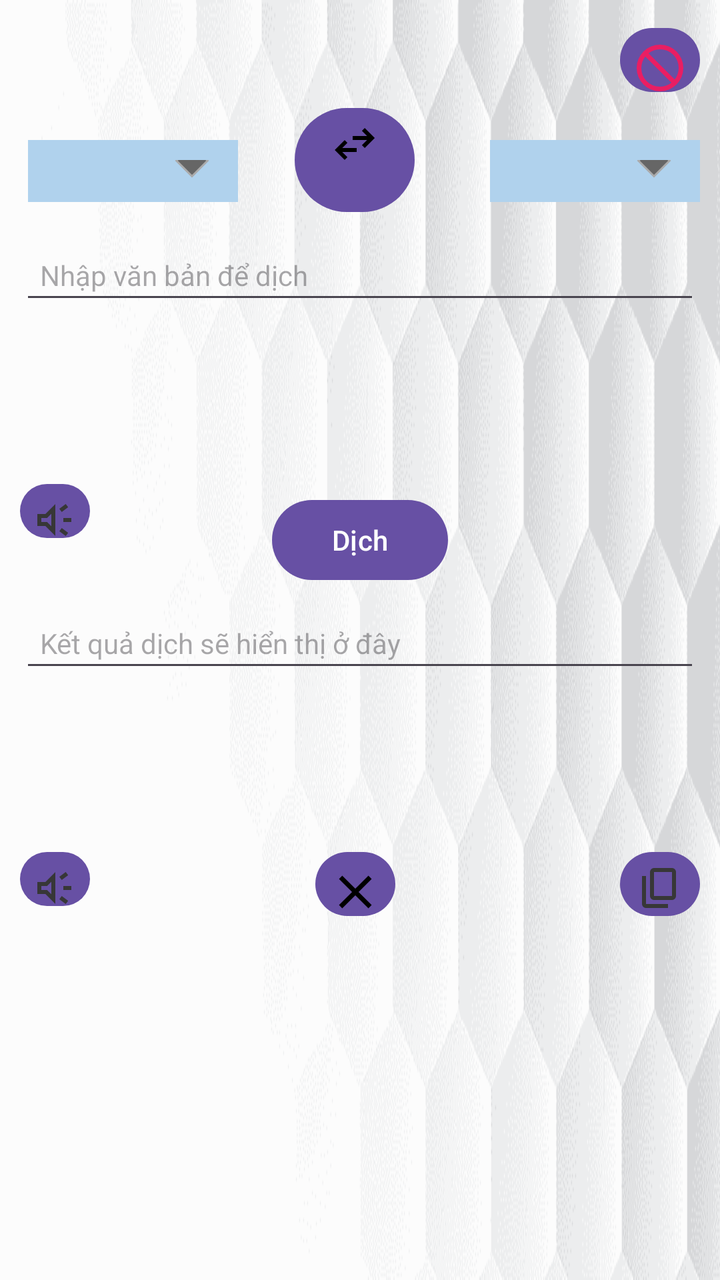
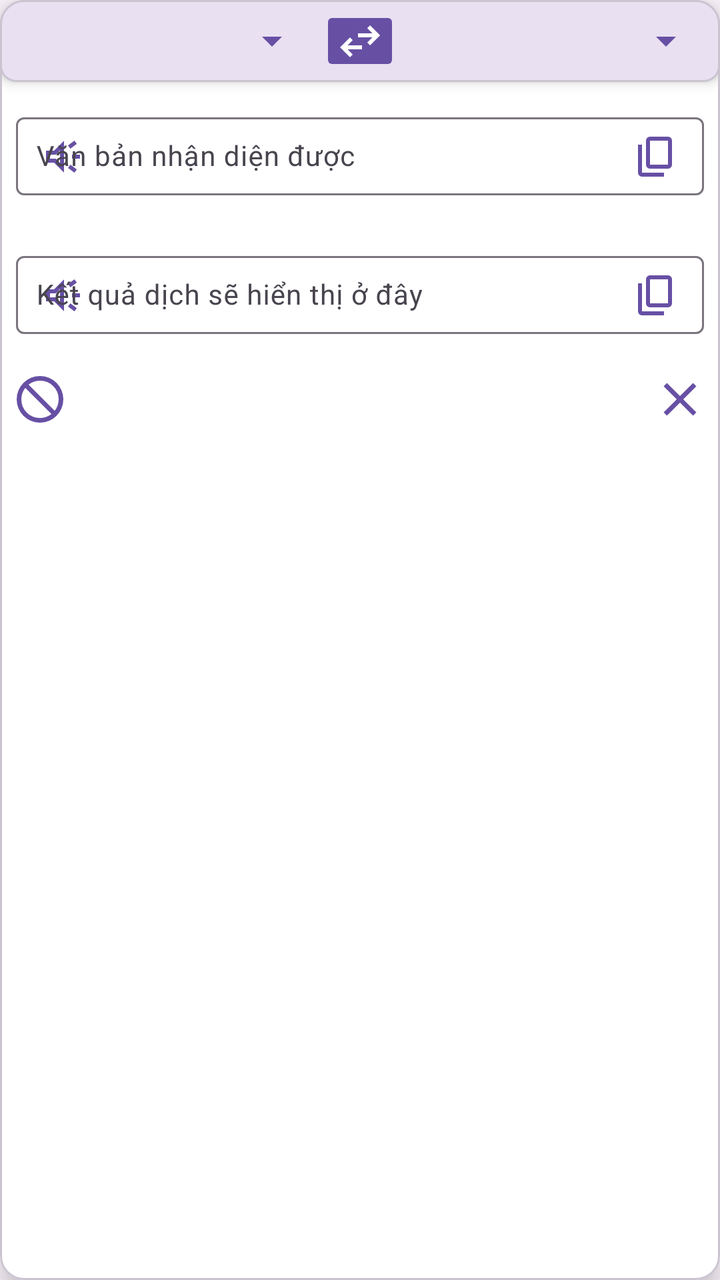

Before-and-after screenshots of an Android layout around one commit, followed by the original layout XML and the change that was made.
<!-- AndroidManifest.xml: application theme Theme.TranslationApp -->
<!-- res/layout/layout_floating_window.xml -->
<?xml version="1.0" encoding="utf-8"?>
<androidx.constraintlayout.widget.ConstraintLayout xmlns:android="http://schemas.android.com/apk/res/android"
    xmlns:app="http://schemas.android.com/apk/res-auto"
    xmlns:tools="http://schemas.android.com/tools"
    android:id="@+id/layout_floating_window"
    android:layout_width="300dp"
    android:layout_height="wrap_content"
    android:background="@drawable/white_background"
    android:orientation="vertical"
    android:padding="10dp">

    

    
    

    

    <ScrollView
        android:id="@+id/scrollView2"
        android:layout_width="match_parent"
        android:layout_height="120dp"
        android:layout_marginTop="8dp"
        app:layout_constraintEnd_toEndOf="parent"
        app:layout_constraintHorizontal_bias="0.0"
        app:layout_constraintStart_toStartOf="parent"
        app:layout_constraintTop_toBottomOf="@+id/button_swap_languages">

        <EditText
            android:id="@+id/editText_input"
            android:layout_width="match_parent"
            android:layout_height="wrap_content"
            android:hint="Nhập văn bản để dịch"
            android:padding="10dp"
            android:textSize="14sp"
            app:layout_constraintEnd_toEndOf="parent"
            app:layout_constraintStart_toStartOf="parent"
            app:layout_constraintTop_toBottomOf="@+id/target_language_spinner" />
    </ScrollView>

    <Spinner
        android:id="@+id/target_language_spinner"
        android:layout_width="105dp"
        android:layout_height="wrap_content"
        android:layout_marginTop="60dp"
        android:layout_weight="1"
        android:background="@drawable/spinner_bg"
        app:layout_constraintEnd_toEndOf="parent"
        app:layout_constraintTop_toTopOf="parent" />

    <Button
        android:id="@+id/button_translate"
        android:layout_width="wrap_content"
        android:layout_height="wrap_content"
        android:layout_marginTop="8dp"
        android:text="Dịch"
        app:layout_constraintEnd_toEndOf="parent"
        app:layout_constraintStart_toStartOf="parent"
        app:layout_constraintTop_toBottomOf="@+id/scrollView2" />

    <Button
        android:id="@+id/button_swap_languages"
        android:layout_width="60dp"
        android:layout_height="60dp"
        android:layout_marginTop="40dp"
        android:layout_weight="1"
        android:drawableTop="@drawable/ic_swap_black"
        app:layout_constraintEnd_toStartOf="@+id/target_language_spinner"
        app:layout_constraintHorizontal_bias="0.428"
        app:layout_constraintStart_toEndOf="@+id/source_language_spinner"
        app:layout_constraintTop_toTopOf="parent" />

    <ScrollView
        android:id="@+id/scrollView"
        android:layout_width="match_parent"
        android:layout_height="120dp"
        android:layout_marginTop="8dp"
        app:layout_constraintEnd_toEndOf="parent"
        app:layout_constraintHorizontal_bias="0.0"
        app:layout_constraintStart_toStartOf="parent"
        app:layout_constraintTop_toBottomOf="@+id/button_translate">

        <EditText
            android:id="@+id/textView_result"
            android:layout_width="match_parent"
            android:layout_height="wrap_content"
            android:hint="Kết quả dịch sẽ hiển thị ở đây"
            android:padding="10dp"
            android:textColor="@color/black"
            android:textSize="14sp" />
    </ScrollView>

    <Spinner
        android:id="@+id/source_language_spinner"
        android:layout_width="105dp"
        android:layout_height="wrap_content"
        android:layout_marginStart="4dp"
        android:layout_marginTop="60dp"
        android:layout_weight="1"
        android:background="@drawable/spinner_bg"
        app:layout_constraintStart_toStartOf="parent"
        app:layout_constraintTop_toTopOf="parent" />

    


    <Button
        android:id="@+id/button_copy_result"
        android:layout_width="40dp"
        android:layout_height="40dp"
        android:drawableTop="@drawable/ic_copy"
        app:layout_constraintEnd_toEndOf="parent"
        app:layout_constraintTop_toBottomOf="@+id/scrollView" />

    <Button
        android:id="@+id/button_speak_result"
        android:layout_width="35dp"
        android:layout_height="35dp"
        android:drawableTop="@drawable/ic_speaker"
        app:layout_constraintStart_toStartOf="parent"
        app:layout_constraintTop_toBottomOf="@+id/scrollView" />

    
    
    
    
    
    
    
    
    
    
    

    
    
    
    
    
    
    

    
    
    
    
    
    
    
    

    
    
    
    
    
    
    
    
    

    <Button
        android:id="@+id/button_speak_src"
        android:layout_width="35dp"
        android:layout_height="35dp"
        android:drawableTop="@drawable/ic_speaker"
        app:layout_constraintStart_toStartOf="parent"
        app:layout_constraintTop_toBottomOf="@+id/scrollView2" />

    <Button
        android:id="@+id/close_button"
        android:layout_width="40dp"
        android:layout_height="40dp"
        android:drawableTop="@drawable/ic_close"
        app:layout_constraintEnd_toStartOf="@+id/button_copy_result"
        app:layout_constraintStart_toEndOf="@+id/button_speak_result"
        app:layout_constraintTop_toBottomOf="@+id/scrollView" />

    <Button
        android:id="@+id/stop_button"
        android:layout_width="40dp"
        android:layout_height="40dp"
        android:drawableTop="@drawable/ic_stop"
        app:layout_constraintBottom_toTopOf="@+id/button_swap_languages"
        app:layout_constraintEnd_toEndOf="parent"
        app:layout_constraintHorizontal_bias="1.0"
        app:layout_constraintStart_toStartOf="parent"
        app:layout_constraintTop_toTopOf="parent"
        app:layout_constraintVertical_bias="0.0" />

</androidx.constraintlayout.widget.ConstraintLayout>
<!-- resources referenced by this layout -->
<resources>
  <color name="black">#FF000000</color>
  <!-- drawable ic_close (drawable) -->
  <vector xmlns:android="http://schemas.android.com/apk/res/android" android:height="28dp" android:viewportHeight="960" android:viewportWidth="960" android:width="28dp">
        
      <path android:fillColor="#000000" android:pathData="m256,760 l-56,-56 224,-224 -224,-224 56,-56 224,224 224,-224 56,56 -224,224 224,224 -56,56 -224,-224 -224,224Z"/>
      
  </vector>
  <!-- drawable ic_copy (drawable) -->
  <vector xmlns:android="http://schemas.android.com/apk/res/android"
      android:width="24dp"
      android:height="24dp"
      android:viewportWidth="960"
      android:viewportHeight="960">
    <path
        android:pathData="M360,720q-33,0 -56.5,-23.5T280,640v-480q0,-33 23.5,-56.5T360,80h360q33,0 56.5,23.5T800,160v480q0,33 -23.5,56.5T720,720L360,720ZM360,640h360v-480L360,160v480ZM200,880q-33,0 -56.5,-23.5T120,800v-560h80v560h440v80L200,880ZM360,640v-480,480Z"
        android:fillColor="#373737"/>
  </vector>
  <!-- drawable ic_speaker (drawable) -->
  <vector xmlns:android="http://schemas.android.com/apk/res/android"
      android:width="24dp"
      android:height="24dp"
      android:viewportWidth="960"
      android:viewportHeight="960">
    <path
        android:pathData="M640,520v-80h160v80L640,520ZM688,800 L560,704 608,640 736,736 688,800ZM608,320 L560,256 688,160 736,224 608,320ZM120,600v-240h160l200,-200v640L280,600L120,600ZM400,354 L314,440L200,440v80h114l86,86v-252ZM300,480Z"
        android:fillColor="#373737"/>
  </vector>
  <!-- drawable ic_swap_black (drawable) -->
  <vector xmlns:android="http://schemas.android.com/apk/res/android"
      android:width="24dp"
      android:height="24dp"
      android:viewportWidth="960"
      android:viewportHeight="960">
    <path
        android:pathData="M280,800 L80,600l200,-200 56,57 -103,103h287v80L233,640l103,103 -56,57ZM680,560 L624,503 727,400L440,400v-80h287L624,217l56,-57 200,200 -200,200Z"
        android:fillColor="#000000"/>
  </vector>
  <!-- drawable spinner_bg (drawable) -->
  <?xml version="1.0" encoding="utf-8"?>
  <layer-list xmlns:android="http://schemas.android.com/apk/res/android">
      <item>
          <color android:color="@color/secondaryColor" />
      </item>
      <item android:gravity="center_vertical|right" android:right="8dp">
          <layer-list>
              <item android:width="12dp" android:height="12dp" android:gravity="center" android:bottom="10dp">
                  <rotate
                      android:fromDegrees="45"
                      android:toDegrees="45">
                      <shape android:shape="rectangle">
                          <solid android:color="#666666" />
                          <stroke android:color="#aaaaaa" android:width="1dp"/>
                      </shape>
                  </rotate>
              </item>
              <item android:width="30dp" android:height="10dp" android:bottom="21dp" android:gravity="center">
                  <shape android:shape="rectangle">
                      <solid android:color="@color/secondaryColor"/>
                  </shape>
              </item>
          </layer-list>
      </item>
  </layer-list>
  <!-- drawable white_background: png bitmap (drawable, 28147 bytes) -->
  <style name="Theme.TranslationApp" parent="Base.Theme.TranslationApp" />
  <color name="secondaryColor">#B0D2ED</color>
  <style name="Base.Theme.TranslationApp" parent="Theme.Material3.DayNight.NoActionBar">
          
          
      </style>
  <!-- unchanged entries left out for length: 1 -->
</resources>

<!-- the commit's change to res/layout/layout_floating_window.xml (unified diff, before → after) -->
@@ -1,191 +1,167 @@
-<?xml version="1.0" encoding="utf-8"?>
-<androidx.constraintlayout.widget.ConstraintLayout xmlns:android="http://schemas.android.com/apk/res/android"
+<com.google.android.material.card.MaterialCardView xmlns:android="http://schemas.android.com/apk/res/android"
     xmlns:app="http://schemas.android.com/apk/res-auto"
-    xmlns:tools="http://schemas.android.com/tools"
-    android:id="@+id/layout_floating_window"
-    android:layout_width="300dp"
+    android:id="@+id/card_floating_window"
+    android:layout_width="wrap_content"
     android:layout_height="wrap_content"
-    android:background="@drawable/white_background"
-    android:orientation="vertical"
-    android:padding="10dp">
+    android:layout_margin="16dp"
+    app:cardCornerRadius="12dp"
+    app:cardElevation="8dp"
+    android:backgroundTint="@color/white"
+    android:padding="16dp">
+
+<androidx.constraintlayout.widget.ConstraintLayout
+android:layout_width="match_parent"
+android:layout_height="wrap_content">
+
+
+    <com.google.android.material.card.MaterialCardView
+        android:id="@+id/language_card"
+        android:layout_width="match_parent"
+        android:layout_height="wrap_content"
+        app:cardCornerRadius="8dp"
+        app:cardElevation="4dp"
+        app:layout_constraintTop_toTopOf="parent"
+        app:layout_constraintStart_toStartOf="parent"
+        app:layout_constraintEnd_toEndOf="parent">
+
+        <LinearLayout
+            android:id="@+id/linearLayout2"
+            android:layout_width="match_parent"
+            android:layout_height="wrap_content"
+            android:orientation="horizontal"
+            android:gravity="center"
+            android:padding="3dp">
+
+            
+
+                <Spinner
+                    android:layout_width="0dp"
+                    android:layout_height="match_parent"
+                    android:layout_weight="1"
+                    android:id="@+id/source_language_spinner"
+                    android:backgroundTint="?attr/colorPrimary" />
+
+
+            
+            <ImageButton
+                android:id="@+id/button_swap_languages"
+                android:layout_width="40dp"
+                android:layout_height="35dp"
+                android:backgroundTint="?attr/colorPrimary"
+                android:src="@drawable/ic_swap"
+                android:contentDescription="Swap Languages"
+                app:tint="@color/white" />
+
+            
+
+                <Spinner
+                    android:id="@+id/target_language_spinner"
+                    android:layout_width="0dp"
+                    android:layout_height="match_parent"
+                    android:layout_weight="1"
+                    android:backgroundTint="?attr/colorPrimary" />
+        </LinearLayout>
+    </com.google.android.material.card.MaterialCardView>
+
+
+
 
     
+    <LinearLayout
+        app:layout_constraintStart_toStartOf="parent"
+        app:layout_constraintEnd_toEndOf="parent"
+        app:layout_constraintTop_toBottomOf="@id/language_card"
+        android:id="@+id/scrollView_input"
+        android:layout_width="0dp"
+        android:layout_height="wrap_content"
+        android:orientation="vertical"
+        android:padding="8dp">
 
-    
-    
-
-    
-
-    <ScrollView
-        android:id="@+id/scrollView2"
-        android:layout_width="match_parent"
-        android:layout_height="120dp"
-        android:layout_marginTop="8dp"
-        app:layout_constraintEnd_toEndOf="parent"
-        app:layout_constraintHorizontal_bias="0.0"
-        app:layout_constraintStart_toStartOf="parent"
-        app:layout_constraintTop_toBottomOf="@+id/button_swap_languages">
-
-        <EditText
-            android:id="@+id/editText_input"
+        
+        <com.google.android.material.textfield.TextInputLayout
+            android:id="@+id/text_input_layout"
             android:layout_width="match_parent"
             android:layout_height="wrap_content"
-            android:hint="Nhập văn bản để dịch"
-            android:padding="10dp"
-            android:textSize="14sp"
-            app:layout_constraintEnd_toEndOf="parent"
-            app:layout_constraintStart_toStartOf="parent"
-            app:layout_constraintTop_toBottomOf="@+id/target_language_spinner" />
-    </ScrollView>
+            android:hint="Văn bản nhận diện được"
+            app:startIconDrawable="@drawable/ic_speaker"
+            app:startIconTint="?attr/colorPrimary"
+            app:startIconContentDescription="Speak Input"
+            app:endIconDrawable="@drawable/ic_copy"
+            app:endIconTint="?attr/colorPrimary"
+            app:endIconContentDescription="Copy Input Text"
+            app:endIconMode="custom">
 
-    <Spinner
-        android:id="@+id/target_language_spinner"
-        android:layout_width="105dp"
-        android:layout_height="wrap_content"
-        android:layout_marginTop="60dp"
-        android:layout_weight="1"
-        android:background="@drawable/spinner_bg"
-        app:layout_constraintEnd_toEndOf="parent"
-        app:layout_constraintTop_toTopOf="parent" />
-
-    <Button
-        android:id="@+id/button_translate"
-        android:layout_width="wrap_content"
-        android:layout_height="wrap_content"
-        android:layout_marginTop="8dp"
-        android:text="Dịch"
-        app:layout_constraintEnd_toEndOf="parent"
-        app:layout_constraintStart_toStartOf="parent"
-        app:layout_constraintTop_toBottomOf="@+id/scrollView2" />
-
-    <Button
-        android:id="@+id/button_swap_languages"
-        android:layout_width="60dp"
-        android:layout_height="60dp"
-        android:layout_marginTop="40dp"
-        android:layout_weight="1"
-        android:drawableTop="@drawable/ic_swap_black"
-        app:layout_constraintEnd_toStartOf="@+id/target_language_spinner"
-        app:layout_constraintHorizontal_bias="0.428"
-        app:layout_constraintStart_toEndOf="@+id/source_language_spinner"
-        app:layout_constraintTop_toTopOf="parent" />
-
-    <ScrollView
-        android:id="@+id/scrollView"
-        android:layout_width="match_parent"
-        android:layout_height="120dp"
-        android:layout_marginTop="8dp"
-        app:layout_constraintEnd_toEndOf="parent"
-        app:layout_constraintHorizontal_bias="0.0"
-        app:layout_constraintStart_toStartOf="parent"
-        app:layout_constraintTop_toBottomOf="@+id/button_translate">
-
-        <EditText
-            android:id="@+id/textView_result"
-            android:layout_width="match_parent"
-            android:layout_height="wrap_content"
-            android:hint="Kết quả dịch sẽ hiển thị ở đây"
-            android:padding="10dp"
-            android:textColor="@color/black"
-            android:textSize="14sp" />
-    </ScrollView>
-
-    <Spinner
-        android:id="@+id/source_language_spinner"
-        android:layout_width="105dp"
-        android:layout_height="wrap_content"
-        android:layout_marginStart="4dp"
-        android:layout_marginTop="60dp"
-        android:layout_weight="1"
-        android:background="@drawable/spinner_bg"
-        app:layout_constraintStart_toStartOf="parent"
-        app:layout_constraintTop_toTopOf="parent" />
+            
+            <com.google.android.material.textfield.TextInputEditText
+                android:id="@+id/editText_input"
+                android:layout_width="match_parent"
+                android:layout_height="wrap_content"
+                android:padding="10dp"
+                android:textSize="14sp" />
+        </com.google.android.material.textfield.TextInputLayout>
+    </LinearLayout>
 
     
 
 
-    <Button
-        android:id="@+id/button_copy_result"
+    <LinearLayout
+        android:id="@+id/scrollView_output"
+        android:layout_width="0dp"
+        android:layout_height="wrap_content"
+        android:orientation="vertical"
+        app:layout_constraintStart_toStartOf="parent"
+        app:layout_constraintEnd_toEndOf="parent"
+        app:layout_constraintTop_toBottomOf="@id/scrollView_input"
+        android:padding="8dp">
+
+        
+        <com.google.android.material.textfield.TextInputLayout
+            android:id="@+id/text_output_layout"
+            android:layout_width="match_parent"
+            android:layout_height="wrap_content"
+            android:hint="Kết quả dịch sẽ hiển thị ở đây"
+            app:startIconDrawable="@drawable/ic_speaker"
+            app:startIconTint="?attr/colorPrimary"
+            app:startIconContentDescription="Speak Input"
+            app:endIconDrawable="@drawable/ic_copy"
+            app:endIconTint="?attr/colorPrimary"
+            app:endIconContentDescription="Copy Output Text"
+            app:endIconMode="custom">
+
+            
+            <com.google.android.material.textfield.TextInputEditText
+                android:id="@+id/textView_result"
+                android:layout_width="match_parent"
+                android:layout_height="wrap_content"
+                android:padding="10dp"
+                android:textSize="14sp"
+                android:focusable="false" />
+        </com.google.android.material.textfield.TextInputLayout>
+    </LinearLayout>
+
+    
+
+    <ImageButton
+        android:id="@+id/stop_button"
         android:layout_width="40dp"
         android:layout_height="40dp"
-        android:drawableTop="@drawable/ic_copy"
-        app:layout_constraintEnd_toEndOf="parent"
-        app:layout_constraintTop_toBottomOf="@+id/scrollView" />
-
-    <Button
-        android:id="@+id/button_speak_result"
-        android:layout_width="35dp"
-        android:layout_height="35dp"
-        android:drawableTop="@drawable/ic_speaker"
-        app:layout_constraintStart_toStartOf="parent"
-        app:layout_constraintTop_toBottomOf="@+id/scrollView" />
-
-    
-    
-    
-    
-    
-    
-    
-    
-    
-    
-    
-
-    
-    
-    
-    
-    
-    
-    
-
-    
-    
-    
-    
-    
-    
-    
-    
-
-    
-    
-    
-    
-    
-    
-    
-    
-    
-
-    <Button
-        android:id="@+id/button_speak_src"
-        android:layout_width="35dp"
-        android:layout_height="35dp"
-        android:drawableTop="@drawable/ic_speaker"
-        app:layout_constraintStart_toStartOf="parent"
-        app:layout_constraintTop_toBottomOf="@+id/scrollView2" />
-
-    <Button
+        android:src="@drawable/ic_stop"
+        android:background="?attr/selectableItemBackgroundBorderless"
+        android:contentDescription="Stop"
+        app:tint="?attr/colorPrimary"
+        app:layout_constraintTop_toBottomOf="@id/scrollView_output"
+        app:layout_constraintStart_toStartOf="parent"/>
+    <ImageButton
         android:id="@+id/close_button"
         android:layout_width="40dp"
         android:layout_height="40dp"
-        android:drawableTop="@drawable/ic_close"
-        app:layout_constraintEnd_toStartOf="@+id/button_copy_result"
-        app:layout_constraintStart_toEndOf="@+id/button_speak_result"
-        app:layout_constraintTop_toBottomOf="@+id/scrollView" />
+        android:src="@drawable/ic_close"
+        android:background="?attr/selectableItemBackgroundBorderless"
+        android:contentDescription="Close"
+        app:tint="?attr/colorPrimary"
+        app:layout_constraintTop_toBottomOf="@id/scrollView_output"
+        app:layout_constraintEnd_toEndOf="parent"/>
 
-    <Button
-        android:id="@+id/stop_button"
-        android:layout_width="40dp"
-        android:layout_height="40dp"
-        android:drawableTop="@drawable/ic_stop"
-        app:layout_constraintBottom_toTopOf="@+id/button_swap_languages"
-        app:layout_constraintEnd_toEndOf="parent"
-        app:layout_constraintHorizontal_bias="1.0"
-        app:layout_constraintStart_toStartOf="parent"
-        app:layout_constraintTop_toTopOf="parent"
-        app:layout_constraintVertical_bias="0.0" />
 
 </androidx.constraintlayout.widget.ConstraintLayout>
+    </com.google.android.material.card.MaterialCardView>
<!-- resource entries referenced after the edit -->
@@ -1,6 +1,6 @@
 <!-- resources referenced by this layout -->
 <resources>
-  <color name="black">#FF000000</color>
+  <color name="white">#FFFFFFFF</color>
   <!-- drawable ic_close (drawable) -->
   <vector xmlns:android="http://schemas.android.com/apk/res/android" android:height="28dp" android:viewportHeight="960" android:viewportWidth="960" android:width="28dp">
         
@@ -27,7 +27,7 @@
         android:pathData="M640,520v-80h160v80L640,520ZM688,800 L560,704 608,640 736,736 688,800ZM608,320 L560,256 688,160 736,224 608,320ZM120,600v-240h160l200,-200v640L280,600L120,600ZM400,354 L314,440L200,440v80h114l86,86v-252ZM300,480Z"
         android:fillColor="#373737"/>
   </vector>
-  <!-- drawable ic_swap_black (drawable) -->
+  <!-- drawable ic_swap (drawable) -->
   <vector xmlns:android="http://schemas.android.com/apk/res/android"
       android:width="24dp"
       android:height="24dp"
@@ -35,37 +35,9 @@
       android:viewportHeight="960">
     <path
         android:pathData="M280,800 L80,600l200,-200 56,57 -103,103h287v80L233,640l103,103 -56,57ZM680,560 L624,503 727,400L440,400v-80h287L624,217l56,-57 200,200 -200,200Z"
-        android:fillColor="#000000"/>
+        android:fillColor="#e8eaed"/>
   </vector>
-  <!-- drawable spinner_bg (drawable) -->
-  <?xml version="1.0" encoding="utf-8"?>
-  <layer-list xmlns:android="http://schemas.android.com/apk/res/android">
-      <item>
-          <color android:color="@color/secondaryColor" />
-      </item>
-      <item android:gravity="center_vertical|right" android:right="8dp">
-          <layer-list>
-              <item android:width="12dp" android:height="12dp" android:gravity="center" android:bottom="10dp">
-                  <rotate
-                      android:fromDegrees="45"
-                      android:toDegrees="45">
-                      <shape android:shape="rectangle">
-                          <solid android:color="#666666" />
-                          <stroke android:color="#aaaaaa" android:width="1dp"/>
-                      </shape>
-                  </rotate>
-              </item>
-              <item android:width="30dp" android:height="10dp" android:bottom="21dp" android:gravity="center">
-                  <shape android:shape="rectangle">
-                      <solid android:color="@color/secondaryColor"/>
-                  </shape>
-              </item>
-          </layer-list>
-      </item>
-  </layer-list>
-  <!-- drawable white_background: png bitmap (drawable, 28147 bytes) -->
   <style name="Theme.TranslationApp" parent="Base.Theme.TranslationApp" />
-  <color name="secondaryColor">#B0D2ED</color>
   <style name="Base.Theme.TranslationApp" parent="Theme.Material3.DayNight.NoActionBar">
           
           
